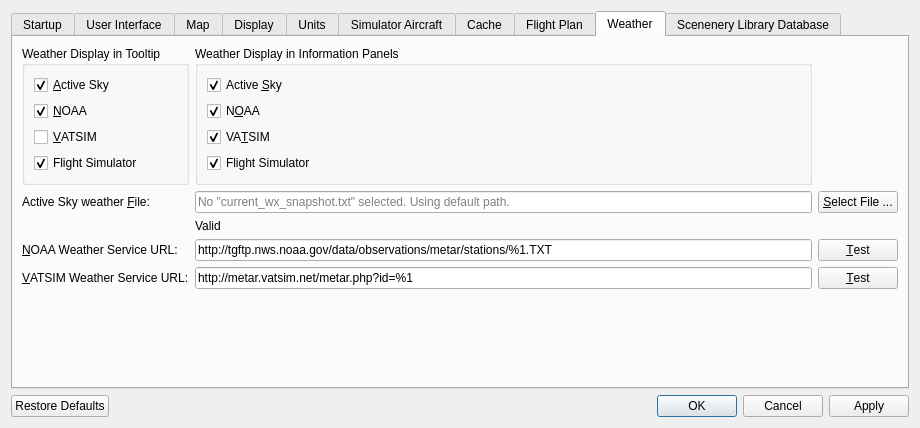
The window that src/options/options.ui (albar965/littlenavmap) describes before a commit, drawn with Qt 5.
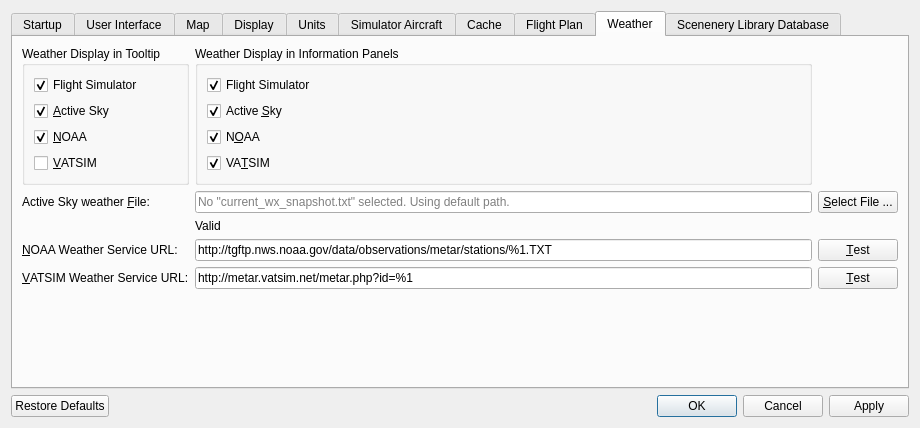
The same window after the commit. The open tabs and pages were chosen to show the change.

```diff
--- a/src/options/options.ui
+++ b/src/options/options.ui
@@ -1772,7 +1772,7 @@
           <string>Weather Display in Tooltip</string>
          </property>
          <layout class="QGridLayout" name="gridLayout_7">
-          <item row="0" column="0">
+          <item row="1" column="0">
            <widget class="QCheckBox" name="checkBoxOptionsWeatherTooltipAsn">
             <property name="text">
              <string>&amp;Active Sky</string>
@@ -1782,7 +1782,7 @@
             </property>
            </widget>
           </item>
-          <item row="1" column="0">
+          <item row="2" column="0">
            <widget class="QCheckBox" name="checkBoxOptionsWeatherTooltipNoaa">
             <property name="text">
              <string>&amp;NOAA</string>
@@ -1792,14 +1792,14 @@
             </property>
            </widget>
           </item>
-          <item row="2" column="0">
+          <item row="3" column="0">
            <widget class="QCheckBox" name="checkBoxOptionsWeatherTooltipVatsim">
             <property name="text">
              <string>&amp;VATSIM</string>
             </property>
            </widget>
           </item>
-          <item row="3" column="0">
+          <item row="0" column="0">
            <widget class="QCheckBox" name="checkBoxOptionsWeatherTooltipFs">
             <property name="toolTip">
              <string>Display current weather in the flight simulator when connected. Only for airports nearby user aircraft.</string>
@@ -1856,7 +1856,7 @@
           <string>Weather Display in Information Panels</string>
          </property>
          <layout class="QGridLayout" name="gridLayout_8">
-          <item row="0" column="0">
+          <item row="1" column="0">
            <widget class="QCheckBox" name="checkBoxOptionsWeatherInfoAsn">
             <property name="text">
              <string>Active &amp;Sky</string>
@@ -1866,7 +1866,7 @@
             </property>
            </widget>
           </item>
-          <item row="1" column="0">
+          <item row="3" column="0">
            <widget class="QCheckBox" name="checkBoxOptionsWeatherInfoNoaa">
             <property name="text">
              <string>N&amp;OAA</string>
@@ -1876,7 +1876,7 @@
             </property>
            </widget>
           </item>
-          <item row="2" column="0">
+          <item row="4" column="0">
            <widget class="QCheckBox" name="checkBoxOptionsWeatherInfoVatsim">
             <property name="text">
              <string>VA&amp;TSIM</string>
@@ -1886,7 +1886,7 @@
             </property>
            </widget>
           </item>
-          <item row="3" column="0">
+          <item row="0" column="0">
            <widget class="QCheckBox" name="checkBoxOptionsWeatherInfoFs">
             <property name="toolTip">
              <string>Display current weather in the flight simulator when connected. Only for airports nearby user aircraft.</string>
```
Left out of the diff: 4 changed lines with no effect on the pictures.
